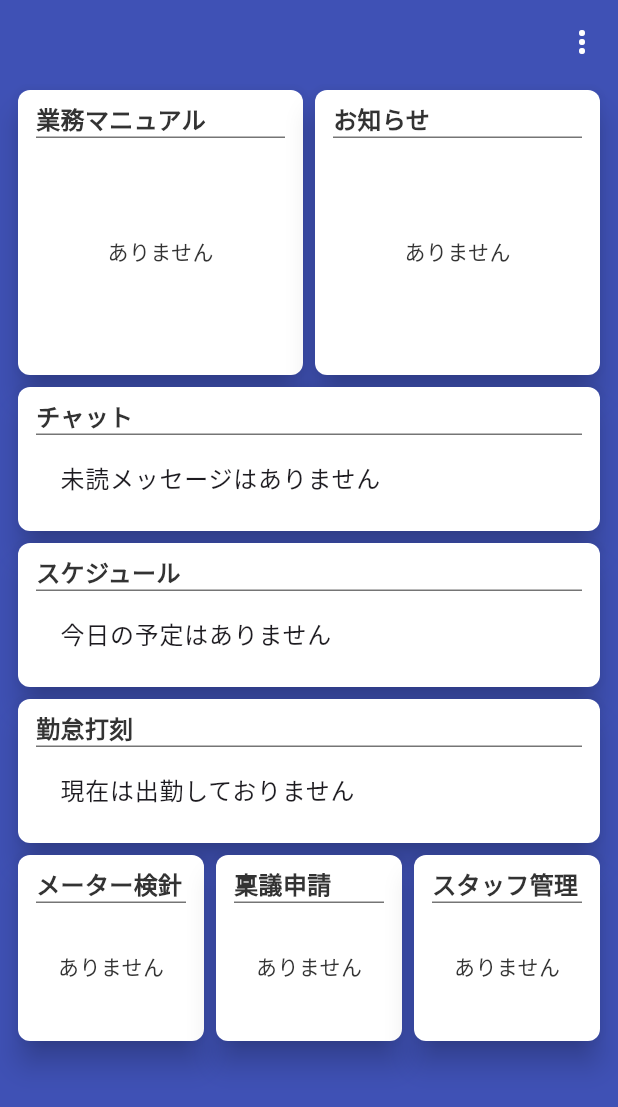
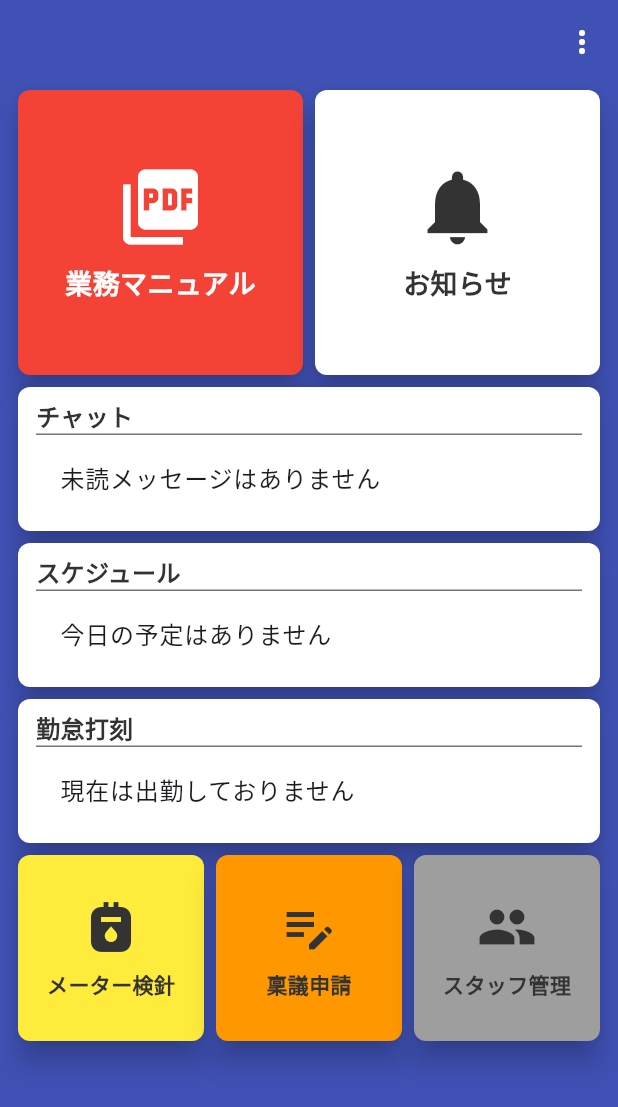
Before and after one commit to agora-creation/miel_work_app, a Flutter app: the HomeScreen screen opened directly, on a phone screen of 412 x 824 dp. Shown: the top 1107 px of the screen. Run offline on Flutter 3.47's test engine with Material 3 defaults, Android fonts, the phone set to English and light mode, and no system bars; our stand-ins replace cloud_firestore, firebase_auth, firebase_core, firebase_messaging, flutter_local_notifications, flutter_spinkit and 2 more; missing offline and left inert: alert_banner; accounts and stored records are empty; Roboto replaces fonts that are missing (SourceHanSansJP-Regular).

Commit message:
20240223 commit

```diff
--- a/lib/screens/chat.dart
+++ b/lib/screens/chat.dart
@@ -24,7 +24,7 @@ class _ChatScreenState extends State<ChatScreen> {
         ),
         centerTitle: true,
         title: const Text(
-          'チャットルーム一覧',
+          'チャットルーム',
           style: TextStyle(color: kBlackColor),
         ),
         shape: const Border(
--- a/lib/screens/home.dart
+++ b/lib/screens/home.dart
@@ -8,7 +8,8 @@ import 'package:miel_work_app/screens/manual.dart';
 import 'package:miel_work_app/screens/notice.dart';
 import 'package:miel_work_app/screens/user_setting.dart';
 import 'package:miel_work_app/widgets/custom_appbar_title.dart';
-import 'package:miel_work_app/widgets/home_grid_card.dart';
+import 'package:miel_work_app/widgets/custom_icon_card.dart';
+import 'package:miel_work_app/widgets/custom_list_card.dart';
 import 'package:provider/provider.dart';
 
 class HomeScreen extends StatefulWidget {
@@ -46,31 +47,21 @@ class _HomeScreenState extends State<HomeScreen> {
             padding: EdgeInsets.zero,
             gridDelegate: kHome2Grid,
             children: [
-              HomeGridCard(
+              CustomIconCard(
+                icon: Icons.picture_as_pdf,
                 label: '業務マニュアル',
-                child: const Expanded(
-                  child: Center(
-                    child: Text(
-                      'ありません',
-                      style: TextStyle(color: kBlackColor),
-                    ),
-                  ),
-                ),
+                color: kWhiteColor,
+                backgroundColor: kRedColor,
                 onTap: () => pushScreen(
                   context,
                   const ManualScreen(),
                 ),
               ),
-              HomeGridCard(
+              CustomIconCard(
+                icon: Icons.notifications,
                 label: 'お知らせ',
-                child: const Expanded(
-                  child: Center(
-                    child: Text(
-                      'ありません',
-                      style: TextStyle(color: kBlackColor),
-                    ),
-                  ),
-                ),
+                color: kBlackColor,
+                backgroundColor: kWhiteColor,
                 onTap: () => pushScreen(
                   context,
                   const NoticeScreen(),
@@ -78,7 +69,7 @@ class _HomeScreenState extends State<HomeScreen> {
               ),
             ],
           ),
-          HomeGridCard(
+          CustomListCard(
             label: 'チャット',
             child: const Column(
               children: [
@@ -92,7 +83,7 @@ class _HomeScreenState extends State<HomeScreen> {
               const ChatScreen(),
             ),
           ),
-          HomeGridCard(
+          CustomListCard(
             label: 'スケジュール',
             child: const Column(
               children: [
@@ -106,7 +97,7 @@ class _HomeScreenState extends State<HomeScreen> {
               const CalendarScreen(),
             ),
           ),
-          HomeGridCard(
+          CustomListCard(
             label: '勤怠打刻',
             child: const Column(
               children: [
@@ -115,10 +106,7 @@ class _HomeScreenState extends State<HomeScreen> {
                 ),
               ],
             ),
-            onTap: () => pushScreen(
-              context,
-              const CalendarScreen(),
-            ),
+            onTap: () {},
           ),
           GridView(
             shrinkWrap: true,
@@ -126,50 +114,32 @@ class _HomeScreenState extends State<HomeScreen> {
             padding: EdgeInsets.zero,
             gridDelegate: kHome3Grid,
             children: [
-              HomeGridCard(
+              CustomIconCard(
+                icon: Icons.gas_meter,
+                iconSize: 40,
                 label: 'メーター検針',
-                child: const Expanded(
-                  child: Center(
-                    child: Text(
-                      'ありません',
-                      style: TextStyle(color: kBlackColor),
-                    ),
-                  ),
-                ),
-                onTap: () => pushScreen(
-                  context,
-                  const ManualScreen(),
-                ),
+                labelFontSize: 14,
+                color: kBlackColor,
+                backgroundColor: kYellowColor,
+                onTap: () {},
               ),
-              HomeGridCard(
+              CustomIconCard(
+                icon: Icons.edit_note,
+                iconSize: 40,
                 label: '稟議申請',
-                child: const Expanded(
-                  child: Center(
-                    child: Text(
-                      'ありません',
-                      style: TextStyle(color: kBlackColor),
-                    ),
-                  ),
-                ),
-                onTap: () => pushScreen(
-                  context,
-                  const NoticeScreen(),
-                ),
+                labelFontSize: 14,
+                color: kBlackColor,
+                backgroundColor: kOrangeColor,
+                onTap: () {},
               ),
-              HomeGridCard(
+              CustomIconCard(
+                icon: Icons.group,
+                iconSize: 40,
                 label: 'スタッフ管理',
-                child: const Expanded(
-                  child: Center(
-                    child: Text(
-                      'ありません',
-                      style: TextStyle(color: kBlackColor),
-                    ),
-                  ),
-                ),
-                onTap: () => pushScreen(
-                  context,
-                  const NoticeScreen(),
-                ),
+                labelFontSize: 14,
+                color: kBlackColor,
+                backgroundColor: kGreyColor,
+                onTap: () {},
               ),
             ],
           ),
--- a/lib/screens/manual.dart
+++ b/lib/screens/manual.dart
@@ -24,7 +24,7 @@ class _ManualScreenState extends State<ManualScreen> {
         ),
         centerTitle: true,
         title: const Text(
-          '業務マニュアル一覧',
+          '業務マニュアル',
           style: TextStyle(color: kBlackColor),
         ),
         shape: const Border(
--- a/lib/screens/notice.dart
+++ b/lib/screens/notice.dart
@@ -24,7 +24,7 @@ class _NoticeScreenState extends State<NoticeScreen> {
         ),
         centerTitle: true,
         title: const Text(
-          'お知らせ一覧',
+          'お知らせ',
           style: TextStyle(color: kBlackColor),
         ),
         shape: const Border(
--- /dev/null
+++ b/lib/widgets/custom_icon_card.dart
@@ -0,0 +1,57 @@
+import 'package:flutter/material.dart';
+
+class CustomIconCard extends StatelessWidget {
+  final IconData icon;
+  final double iconSize;
+  final String label;
+  final double labelFontSize;
+  final Color color;
+  final Color backgroundColor;
+  final Function()? onTap;
+
+  const CustomIconCard({
+    required this.icon,
+    this.iconSize = 60,
+    required this.label,
+    this.labelFontSize = 18,
+    required this.color,
+    required this.backgroundColor,
+    this.onTap,
+    super.key,
+  });
+
+  @override
+  Widget build(BuildContext context) {
+    return GestureDetector(
+      onTap: onTap,
+      child: Card(
+        shape: RoundedRectangleBorder(
+          borderRadius: BorderRadius.circular(8),
+        ),
+        color: backgroundColor,
+        surfaceTintColor: backgroundColor,
+        elevation: 8,
+        child: Column(
+          mainAxisAlignment: MainAxisAlignment.center,
+          crossAxisAlignment: CrossAxisAlignment.center,
+          children: [
+            Icon(
+              icon,
+              size: iconSize,
+              color: color,
+            ),
+            const SizedBox(height: 8),
+            Text(
+              label,
+              style: TextStyle(
+                color: color,
+                fontSize: labelFontSize,
+                fontWeight: FontWeight.bold,
+              ),
+            ),
+          ],
+        ),
+      ),
+    );
+  }
+}
--- a/lib/widgets/home_grid_card.dart
+++ b/lib/widgets/custom_list_card.dart
@@ -1,12 +1,12 @@
 import 'package:flutter/material.dart';
 import 'package:miel_work_app/common/style.dart';
 
-class HomeGridCard extends StatelessWidget {
+class CustomListCard extends StatelessWidget {
   final String label;
   final Widget child;
   final Function()? onTap;
 
-  const HomeGridCard({
+  const CustomListCard({
     required this.label,
     required this.child,
     this.onTap,
```
